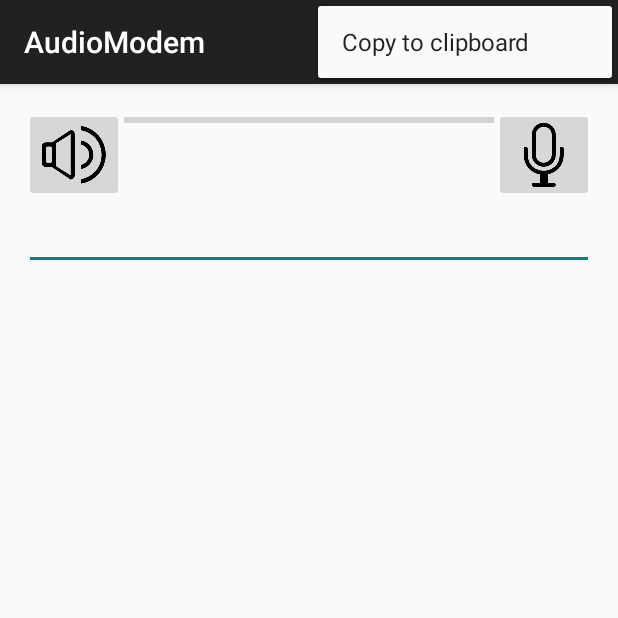
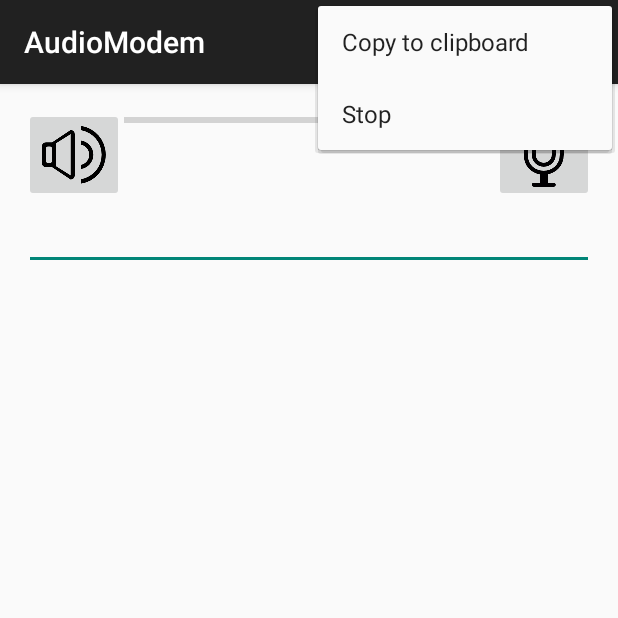
Before and after one commit to romanz/audiomodem-android, an Android app: the screen it shows after launch (MainActivity), with the options menu open, on a phone screen of 412 x 824 dp, the top half of it. Run offline under Robolectric (Android 15) with nearby library versions, the phone set to English and light mode, and no system bars.

Commit message:
Receiver: stop recorder from menu

```diff
--- a/app/src/main/res/menu/menu_main.xml
+++ b/app/src/main/res/menu/menu_main.xml
@@ -3,4 +3,6 @@
     xmlns:tools="http://schemas.android.com/tools" tools:context=".MainActivity">
     <item android:id="@+id/copy_to_clip" android:title="@string/copy_to_clip"
         android:orderInCategory="100" app:showAsAction="never" />
+    <item android:id="@+id/menu_stop" android:title="@string/menu_stop"
+        android:orderInCategory="103" app:showAsAction="never" />
 </menu>
--- a/app/src/main/res/values/strings.xml
+++ b/app/src/main/res/values/strings.xml
@@ -4,5 +4,6 @@
     <string name="app_name">AudioModem</string>
     <string name="hello_world">Hello world!</string>
     <string name="copy_to_clip">Copy to clipboard</string>
+    <string name="menu_stop">Stop</string>
 
 </resources>
```
Also changed, not shown: app/src/main/java/com/android/audiomodem/MainActivity.java (+7 -0 lines), app/src/main/java/com/android/audiomodem/Receiver.java (+11 -0 lines).
